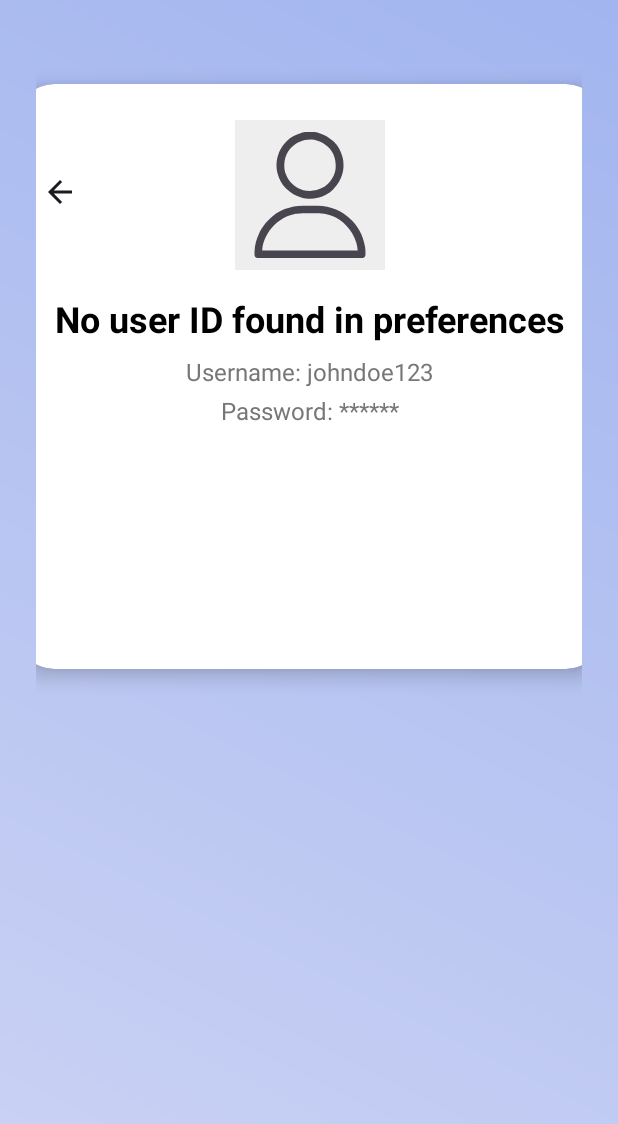
After one commit to KgaladiTumisoSekgoka/VaultWise-Part3, an Android app: the Profile screen opened directly, with no data from a screen before it, on a phone screen of 412 x 824 dp. The commit adds this screen. Shown: the top 1124 px of the screen. Run offline under Robolectric (Android 15) with nearby library versions, the phone set to English and light mode, and no system bars; our stand-ins replace Room's generated code.

Commit message:
Add Profile Activity and update Settings
- Create `Profile` activity to display user profile information.
- Add new layouts `activity_profile.xml` for the user profile screen, `gradient_background.xml`, and `circle_background.xml` for styling.
- Add `getUserById` to `UserDao` to get a specific user.
- Update `root_preferences.xml` to enable the profile preference.
- Add logic to `SettingsActivity` to navigate to the `Profile` activity when the profile preference is clicked.

```diff
--- a/app/src/main/AndroidManifest.xml
+++ b/app/src/main/AndroidManifest.xml
@@ -4,11 +4,10 @@
 
     <uses-permission android:name="android.permission.READ_EXTERNAL_STORAGE" />
     <uses-permission android:name="android.permission.WRITE_EXTERNAL_STORAGE" />
-
     <uses-permission android:name="android.permission.READ_MEDIA_IMAGES" />
     <uses-permission android:name="android.permission.READ_MEDIA_VIDEO" />
     <uses-permission android:name="android.permission.READ_MEDIA_AUDIO" />
-    <uses-permission android:name="android.permission.INTERNET"/>
+    <uses-permission android:name="android.permission.INTERNET" />
 
     <application
         android:allowBackup="true"
@@ -19,12 +18,15 @@
         android:roundIcon="@mipmap/ic_launcher_round"
         android:supportsRtl="true"
         android:theme="@style/Theme.LoginSignup"
-        tools:targetApi="31"
-        android:usesCleartextTraffic="true">
+        android:usesCleartextTraffic="true"
+        tools:targetApi="31">
+        <activity
+            android:name=".Profile"
+            android:exported="false" />
         <activity
             android:name=".FullscreenImageActivity"
             android:exported="false"
-            android:theme="@style/Theme.AppCompat.NoActionBar"/>
+            android:theme="@style/Theme.AppCompat.NoActionBar" />
         <activity
             android:name=".EditTransactionActivity"
             android:exported="false" />
@@ -67,10 +69,9 @@
             android:exported="true">
             <intent-filter>
                 <action android:name="android.intent.action.MAIN" />
+
                 <category android:name="android.intent.category.LAUNCHER" />
             </intent-filter>
-
-
         </activity>
 
         <meta-data
--- /dev/null
+++ b/app/src/main/java/com/example/loginsignup/Profile.kt
@@ -0,0 +1,50 @@
+package com.example.loginsignup
+
+import android.os.Bundle
+import android.util.Log
+import android.widget.ImageButton
+import android.widget.TextView
+import androidx.activity.enableEdgeToEdge
+import androidx.appcompat.app.AppCompatActivity
+import androidx.core.view.ViewCompat
+import androidx.core.view.WindowInsetsCompat
+import com.example.loginsignup.data.AppDatabase
+
+class Profile : AppCompatActivity() {
+    private lateinit var db: AppDatabase
+
+    override fun onCreate(savedInstanceState: Bundle?) {
+        super.onCreate(savedInstanceState)
+        enableEdgeToEdge()
+        setContentView(R.layout.activity_profile)
+
+        db = AppDatabase.getDatabase(applicationContext)
+
+        // Find the back button
+        val backButton = findViewById<ImageButton>(R.id.imageButton28)
+
+        // Set the click listener for the back button
+        backButton.setOnClickListener {
+            // Call onBackPressed to navigate back
+            onBackPressed()
+        }
+        val prefs = getSharedPreferences("MyAppPrefs", MODE_PRIVATE)
+        val userId = prefs.getInt("USER_ID", -1)
+        val profileTextView = findViewById<TextView>(R.id.profileName)
+
+        if (userId != -1) {
+            Thread {
+                val user = db.userDao().getUserById(userId)
+                runOnUiThread {
+                    if (user != null) {
+                        profileTextView.text = "Username: ${user.username}\nPassword: ${user.password}"
+                    } else {
+                        profileTextView.text = "User not found"
+                    }
+                }
+            }.start()
+        } else {
+            profileTextView.text = "No user ID found in preferences"
+        }
+    }
+}
--- a/app/src/main/java/com/example/loginsignup/SettingsActivity.kt
+++ b/app/src/main/java/com/example/loginsignup/SettingsActivity.kt
@@ -1,10 +1,12 @@
 package com.example.loginsignup
 
+import android.content.Intent
 import android.os.Bundle
 import android.widget.ImageButton
 import androidx.appcompat.app.AppCompatActivity
 import androidx.appcompat.app.AppCompatDelegate
 import androidx.fragment.app.commit
+import androidx.preference.Preference
 import androidx.preference.PreferenceFragmentCompat
 import androidx.preference.SwitchPreferenceCompat
 
@@ -14,7 +16,7 @@ class SettingsActivity : AppCompatActivity() {
         super.onCreate(savedInstanceState)
         setContentView(R.layout.settings_activity)
 
-        // Load settings into the FrameLayout
+        // Load settings fragment
         if (savedInstanceState == null) {
             supportFragmentManager.commit {
                 replace(R.id.settings_container, SettingsFragment())
@@ -27,10 +29,21 @@ class SettingsActivity : AppCompatActivity() {
         }
     }
 
+    // Inner class for preference settings
     class SettingsFragment : PreferenceFragmentCompat() {
         override fun onCreatePreferences(savedInstanceState: Bundle?, rootKey: String?) {
             setPreferencesFromResource(R.xml.root_preferences, rootKey)
 
+            // Profile preference click
+            val profilePref = findPreference<Preference>("profile")
+            profilePref?.isEnabled = true
+            profilePref?.setOnPreferenceClickListener {
+                val intent = Intent(requireContext(), Profile::class.java)
+                startActivity(intent)
+                true
+            }
+
+            // Dark mode toggle
             val darkModePref = findPreference<SwitchPreferenceCompat>("dark_mode")
             darkModePref?.setOnPreferenceChangeListener { _, newValue ->
                 val isDarkMode = newValue as Boolean
@@ -40,12 +53,9 @@ class SettingsActivity : AppCompatActivity() {
                     AppCompatDelegate.MODE_NIGHT_NO
                 }
                 AppCompatDelegate.setDefaultNightMode(mode)
-
-                // Optional: recreate activity to reflect theme change immediately
                 requireActivity().recreate()
                 true
             }
         }
     }
-
 }
--- a/app/src/main/java/com/example/loginsignup/data/UserDao.kt
+++ b/app/src/main/java/com/example/loginsignup/data/UserDao.kt
@@ -17,6 +17,8 @@ interface UserDao {
     @Query("SELECT * FROM users WHERE username = :username")
     suspend fun getUserByUsername(username: String): User?
 
+    @Query("Select * from users where user_id = :userId")
+    fun getUserById(userId: Int): User?
 
     // Validate login by checking both username and password
     @Query("SELECT * FROM users WHERE username = :username AND password = :password")
--- /dev/null
+++ b/app/src/main/res/drawable/circle_background.xml
@@ -0,0 +1,7 @@
+<!-- res/drawable/oval_background.xml -->
+<shape xmlns:android="http://schemas.android.com/apk/res/android">
+    <solid android:color="#EEEEEE"/>
+    <size
+        android:width="100dp"
+        android:height="100dp"/>
+</shape>
--- /dev/null
+++ b/app/src/main/res/drawable/gradient_background.xml
@@ -0,0 +1,7 @@
+<!-- res/drawable/gradient_background.xml -->
+<shape xmlns:android="http://schemas.android.com/apk/res/android">
+    <gradient
+        android:startColor="#CCD3F4"
+        android:endColor="#A2B5EF"
+        android:angle="45"/>
+</shape>
--- /dev/null
+++ b/app/src/main/res/layout/activity_profile.xml
@@ -0,0 +1,84 @@
+<?xml version="1.0" encoding="utf-8"?>
+<androidx.constraintlayout.widget.ConstraintLayout xmlns:android="http://schemas.android.com/apk/res/android"
+    xmlns:app="http://schemas.android.com/apk/res-auto"
+    xmlns:tools="http://schemas.android.com/tools"
+    android:layout_width="match_parent"
+    android:layout_height="match_parent"
+    android:background="@drawable/gradient_background"
+    android:padding="24dp"
+    tools:context=".Profile">
+
+    <androidx.cardview.widget.CardView
+        android:id="@+id/profileCard"
+        android:layout_width="389dp"
+        android:layout_height="390dp"
+        android:layout_marginTop="32dp"
+        android:backgroundTint="@android:color/white"
+        app:cardCornerRadius="24dp"
+        app:cardElevation="8dp"
+        app:layout_constraintEnd_toEndOf="parent"
+        app:layout_constraintStart_toStartOf="parent"
+        app:layout_constraintTop_toTopOf="parent">
+
+        <ImageButton
+            android:id="@+id/imageButton28"
+            android:layout_width="48dp"
+            android:layout_height="48dp"
+            android:layout_marginStart="4dp"
+            android:layout_marginTop="48dp"
+            android:background="@android:color/transparent"
+            android:contentDescription="Go back"
+            android:minWidth="48dp"
+            android:minHeight="48dp"
+            app:srcCompat="@drawable/baseline_arrow_back_24"
+            app:tint="?attr/colorOnBackground" />
+
+        <LinearLayout
+            android:layout_width="match_parent"
+            android:layout_height="match_parent"
+            android:gravity="center_horizontal"
+            android:orientation="vertical"
+            android:padding="24dp">
+
+            <ImageView
+                android:id="@+id/profileImage"
+                android:layout_width="100dp"
+                android:layout_height="100dp"
+                android:layout_marginBottom="16dp"
+                android:background="@drawable/circle_background"
+                android:contentDescription="Profile Picture"
+                android:padding="8dp"
+                android:scaleType="centerCrop"
+                android:src="@drawable/user" />
+
+            <TextView
+                android:id="@+id/profileName"
+                android:layout_width="wrap_content"
+                android:layout_height="wrap_content"
+                android:layout_marginBottom="8dp"
+                android:text="John Doe"
+                android:textColor="#000000"
+                android:textSize="24sp"
+                android:textStyle="bold" />
+
+            <TextView
+                android:id="@+id/profileUsername"
+                android:layout_width="wrap_content"
+                android:layout_height="wrap_content"
+                android:layout_marginBottom="4dp"
+                android:text="Username: johndoe123"
+                android:textColor="#777777"
+                android:textSize="16sp" />
+
+            <TextView
+                android:id="@+id/profilePassword"
+                android:layout_width="wrap_content"
+                android:layout_height="wrap_content"
+                android:text="Password: ******"
+                android:textColor="#777777"
+                android:textSize="16sp" />
+
+        </LinearLayout>
+    </androidx.cardview.widget.CardView>
+
+</androidx.constraintlayout.widget.ConstraintLayout>
--- a/app/src/main/res/xml/root_preferences.xml
+++ b/app/src/main/res/xml/root_preferences.xml
@@ -1,17 +1,13 @@
 <PreferenceScreen xmlns:app="http://schemas.android.com/apk/res-auto"
     xmlns:android="http://schemas.android.com/apk/res/android">
 
-
-
-    <!-- User Profile Section -->
     <Preference
         android:key="profile"
         android:title="User Profile"
         android:summary="Manage your profile settings"
         app:icon="@drawable/user"
-        android:enabled="false"/>
-        <!-- app:widgetLayout="@layout/profile_item" -->
-
+        android:enabled="true" /> <!-- Make sure it's enabled -->
+    <!-- app:widgetLayout="@layout/profile_item" -->
 
     <!-- General Settings -->
     <PreferenceCategory android:title="General">
```
